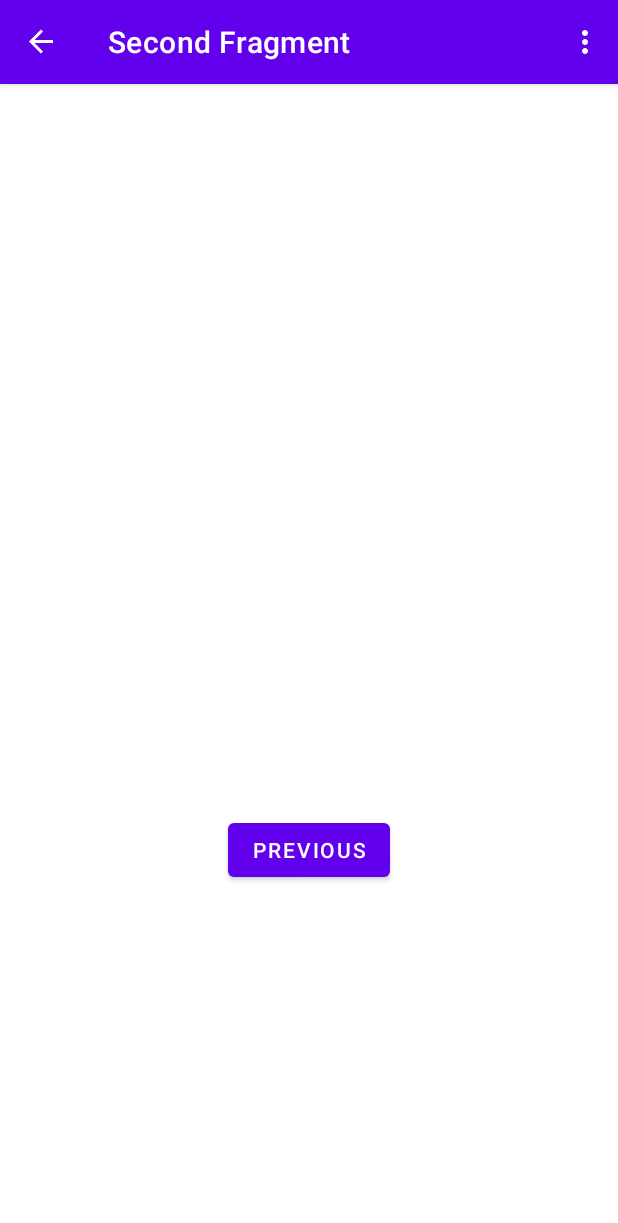
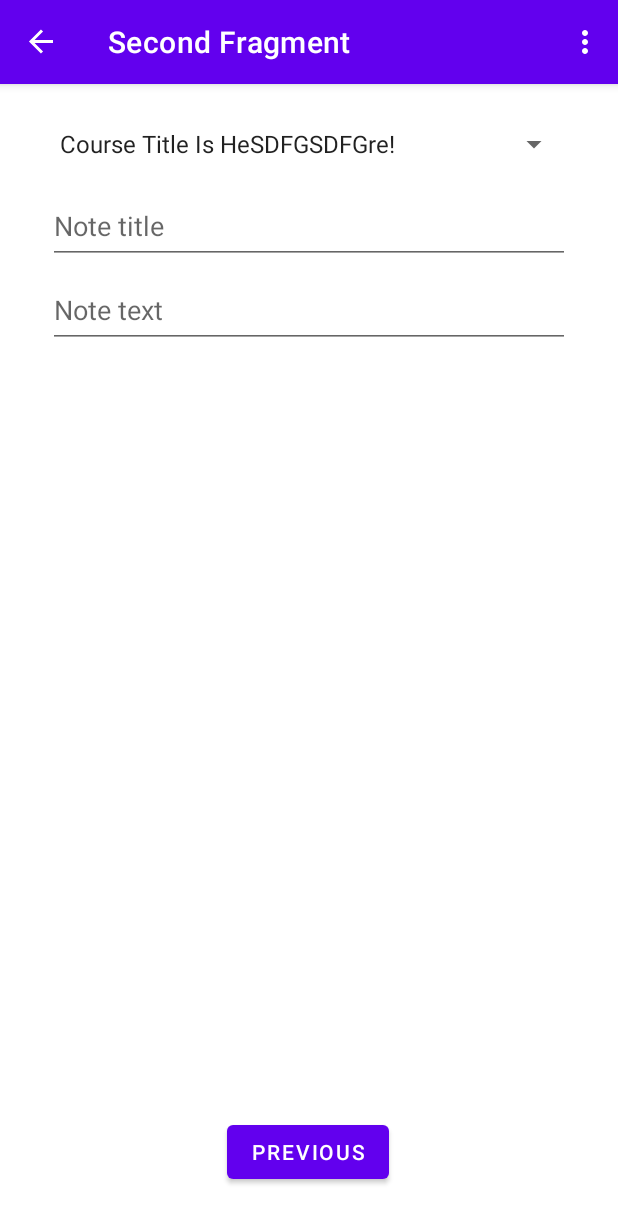
Before and after one commit to funcerebri/note-keeper-android, an Android app: the SecondFragment screen opened through its navigation route, on a phone screen of 412 x 824 dp. Shown: the top 1223 px of the screen. Run offline under Robolectric (Android 15) with nearby library versions, the phone set to English and light mode, and no system bars; our stand-ins replace navigation-ui.

Commit message:
move dropdown list to send layout

```diff
--- a/app/src/main/java/com/example/notekeeper/FirstFragment.kt
+++ b/app/src/main/java/com/example/notekeeper/FirstFragment.kt
@@ -29,16 +29,6 @@ class FirstFragment : Fragment() {
         savedInstanceState: Bundle?,
     ): View? {
         _binding = FragmentFirstBinding.inflate(inflater, container, false)
-
-        val dm = DataManager()
-        val ctx = requireContext()
-        val adapterCourses = ArrayAdapter<CourseInfo>(
-            ctx,
-            layout.simple_spinner_item,
-            dm.courses.values.toList())
-        adapterCourses.setDropDownViewResource(layout.simple_spinner_dropdown_item)
-        binding.spinnerCourse.adapter = adapterCourses
-
         return binding.root
     }
 
--- a/app/src/main/java/com/example/notekeeper/SecondFragment.kt
+++ b/app/src/main/java/com/example/notekeeper/SecondFragment.kt
@@ -5,6 +5,7 @@ import androidx.fragment.app.Fragment
 import android.view.LayoutInflater
 import android.view.View
 import android.view.ViewGroup
+import android.widget.ArrayAdapter
 import androidx.navigation.fragment.findNavController
 import com.example.notekeeper.databinding.FragmentSecondBinding
 
@@ -25,8 +26,16 @@ class SecondFragment : Fragment() {
     ): View? {
 
         _binding = FragmentSecondBinding.inflate(inflater, container, false)
+
+        val dm = DataManager()
+        val ctx = requireContext()
+        val adapterCourses = ArrayAdapter<CourseInfo>(
+            ctx,
+            android.R.layout.simple_spinner_item,
+            dm.courses.values.toList())
+        adapterCourses.setDropDownViewResource(android.R.layout.simple_spinner_dropdown_item)
+        binding.spinnerCourse.adapter = adapterCourses
         return binding.root
-
     }
 
     override fun onViewCreated(view: View, savedInstanceState: Bundle?) {
--- a/app/src/main/res/layout/fragment_second.xml
+++ b/app/src/main/res/layout/fragment_second.xml
@@ -6,22 +6,56 @@
     android:layout_height="match_parent"
     tools:context=".SecondFragment">
 
-    <TextView
-        android:id="@+id/textview_second"
-        android:layout_width="wrap_content"
+    <EditText
+        android:id="@+id/textNoteText"
+        android:layout_width="0dp"
         android:layout_height="wrap_content"
-        app:layout_constraintBottom_toTopOf="@id/button_second"
+        android:layout_marginTop="8dp"
+        android:ems="10"
+        android:gravity="start|top"
+        android:hint="Note text"
+        android:inputType="textMultiLine"
+        android:minHeight="48dp"
+        app:layout_constraintEnd_toEndOf="@+id/spinnerCourse"
+        app:layout_constraintHorizontal_bias="0.0"
+        app:layout_constraintStart_toStartOf="@+id/spinnerCourse"
+        app:layout_constraintTop_toBottomOf="@+id/textNoteTitle" />
+
+    <Spinner
+        android:id="@+id/spinnerCourse"
+        android:layout_width="0dp"
+        android:layout_height="48dp"
+        android:layout_marginStart="32dp"
+        android:layout_marginTop="16dp"
+        android:layout_marginEnd="32dp"
         app:layout_constraintEnd_toEndOf="parent"
+        app:layout_constraintHorizontal_bias="0.0"
         app:layout_constraintStart_toStartOf="parent"
         app:layout_constraintTop_toTopOf="parent" />
+
+    <EditText
+        android:id="@+id/textNoteTitle"
+        android:layout_width="0dp"
+        android:layout_height="wrap_content"
+        android:layout_marginTop="8dp"
+        android:ems="10"
+        android:gravity="start|top"
+        android:hint="Note title"
+        android:inputType="textMultiLine"
+        android:minHeight="48dp"
+        app:layout_constraintEnd_toEndOf="@+id/spinnerCourse"
+        app:layout_constraintStart_toStartOf="@+id/spinnerCourse"
+        app:layout_constraintTop_toBottomOf="@+id/spinnerCourse" />
 
     <Button
         android:id="@+id/button_second"
         android:layout_width="wrap_content"
         android:layout_height="wrap_content"
+        android:layout_marginBottom="32dp"
         android:text="@string/previous"
         app:layout_constraintBottom_toBottomOf="parent"
         app:layout_constraintEnd_toEndOf="parent"
-        app:layout_constraintStart_toStartOf="parent"
-        app:layout_constraintTop_toBottomOf="@id/textview_second" />
+        app:layout_constraintHorizontal_bias="0.498"
+        app:layout_constraintStart_toStartOf="parent" />
+
 </androidx.constraintlayout.widget.ConstraintLayout>
```
Also changed, not shown: app/src/main/res/layout/fragment_first.xml (+1 -39 lines).
